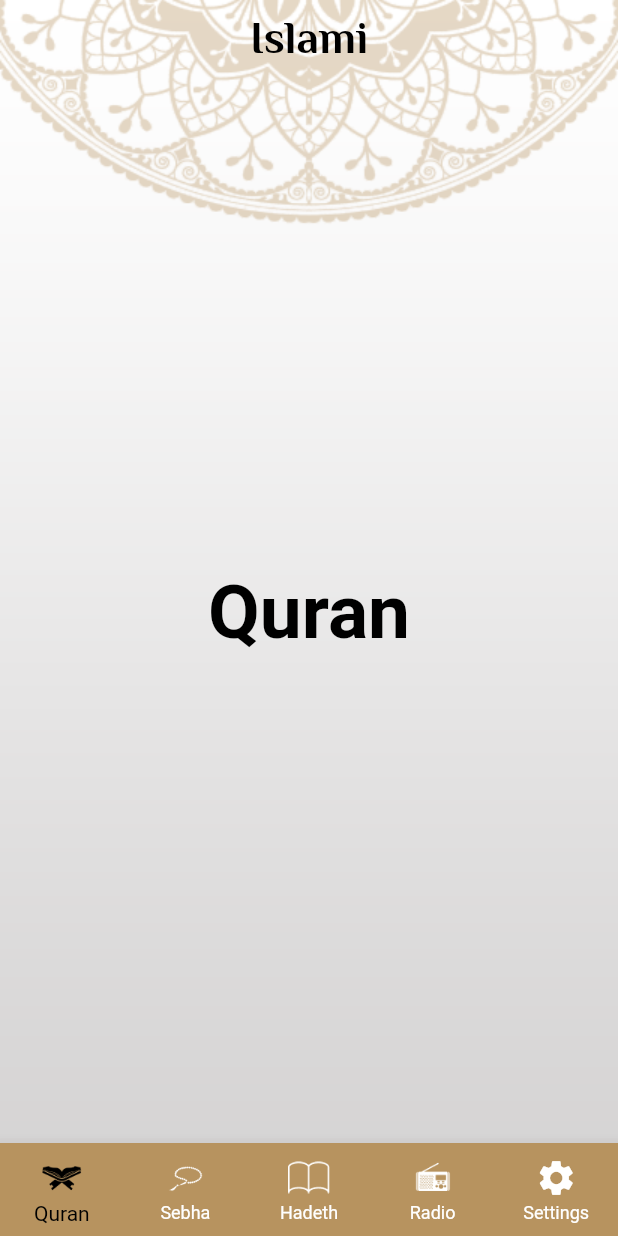
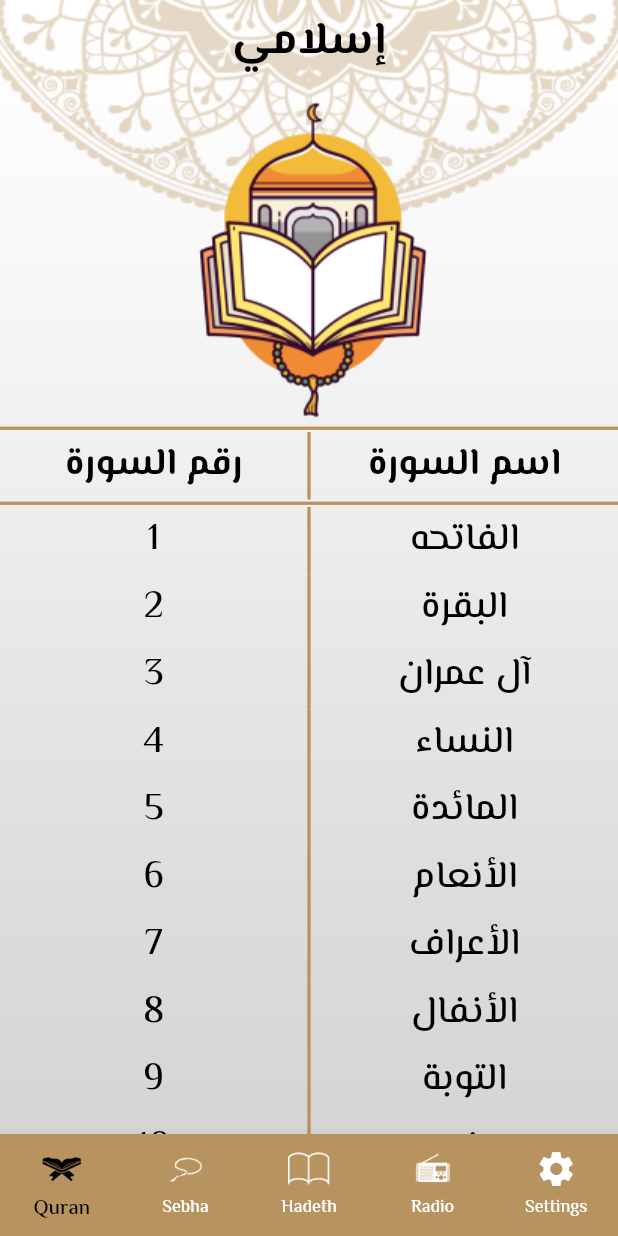
Before and after one commit to abdalla2741/islami_route_app, a Flutter app: the screen it shows after launch, on a phone screen of 412 x 824 dp. Run offline on Flutter 3.47's test engine with Material 2 defaults, Android fonts, the phone set to English and light mode, and no system bars; our stand-ins replace google_fonts.

Commit message:
quran page is done, quran details still not finished yet ناقص السور نحملها من الملفات و نظهر اسم السورة في الquran details

```diff
--- a/lib/layout/home_layout/home_layout.dart
+++ b/lib/layout/home_layout/home_layout.dart
@@ -4,7 +4,7 @@ import 'package:islami_route_app/modules/quran/quran.dart';
 import 'package:islami_route_app/modules/radio/radio.dart';
 import 'package:islami_route_app/modules/sebha/sebha.dart';
 import 'package:islami_route_app/modules/settings/settings.dart';
-//47:54
+//01:21:00
 
 class HomeLayout extends StatefulWidget {
   HomeLayout({super.key});
@@ -36,7 +36,7 @@ class _HomeLayoutState extends State<HomeLayout> {
       ),
       child: Scaffold(
         appBar:AppBar(
-          title: const Text("Islami"),
+          title: const Text("إسلامي"),
         ),
         body: screens[selectedIndex],
         bottomNavigationBar: BottomNavigationBar(
--- a/lib/main.dart
+++ b/lib/main.dart
@@ -1,4 +1,5 @@
 import 'package:flutter/material.dart';
+import 'package:islami_route_app/modules/quran/quran_details.dart';
 import 'package:islami_route_app/splash_screen/splash_screen.dart';
 import 'package:islami_route_app/theme/application_theme/application_theme.dart';
 import 'layout/home_layout/home_layout.dart';
@@ -19,6 +20,7 @@ class MyApp extends StatelessWidget {
       routes: {
         SplashScreen.routeName : (context) => const SplashScreen(),
         HomeLayout.routeName : (context) => HomeLayout(),
+        QuranDetails.routeName : (context) => QuranDetails(),
       },
     );
   }
--- a/lib/modules/quran/quran.dart
+++ b/lib/modules/quran/quran.dart
@@ -1,19 +1,167 @@
 import 'package:flutter/material.dart';
+import 'package:islami_route_app/modules/quran/quran_details.dart';
+import 'package:islami_route_app/modules/quran/quran_item.dart';
 
 class Quran extends StatelessWidget {
-  const Quran({super.key});
+   Quran({super.key});
+  List<String> suraNames = [
+    "الفاتحه",
+    "البقرة",
+    "آل عمران",
+    "النساء",
+    "المائدة",
+    "الأنعام",
+    "الأعراف",
+    "الأنفال",
+    "التوبة",
+    "يونس",
+    "هود",
+    "يوسف",
+    "الرعد",
+    "إبراهيم",
+    "الحجر",
+    "النحل",
+    "الإسراء",
+    "الكهف",
+    "مريم","طه",
+    "الأنبياء",
+    "الحج",
+    "المؤمنون"
+    ,"النّور",
+    "الفرقان",
+    "الشعراء",
+    "النّمل",
+    "القصص",
+    "العنكبوت",
+    "الرّوم",
+    "لقمان",
+    "السجدة",
+    "الأحزاب",
+    "سبأ",
+    "فاطر",
+    "يس",
+    "الصافات",
+    "ص",
+    "الزمر",
+    "غافر",
+    "فصّلت",
+    "الشورى",
+    "الزخرف",
+    "الدّخان",
+    "الجاثية",
+    "الأحقاف"
+    ,"محمد",
+    "الفتح",
+    "الحجرات",
+    "ق",
+    "الذاريات",
+    "الطور",
+    "النجم",
+    "القمر",
+    "الرحمن",
+    "الواقعة",
+    "الحديد",
+    "المجادلة"
+    ,"الحشر",
+    "الممتحنة",
+    "الصف",
+    "الجمعة",
+    "المنافقون",
+    "التغابن",
+    "الطلاق",
+    "التحريم",
+    "الملك",
+    "القلم",
+    "الحاقة",
+    "المعارج",
+    "نوح",
+    "الجن",
+    "المزّمّل",
+    "المدّثر",
+    "القيامة",
+    "الإنسان",
+    "المرسلات",
+    "النبأ",
+    "النازعات",
+    "عبس",
+    "التكوير",
+    "الإنفطار"
+    ,"المطفّفين",
+    "الإنشقاق",
+    "البروج",
+    "الطارق",
+    "الأعلى",
+    "الغاشية",
+    "الفجر",
+    "البلد",
+    "الشمس",
+    "الليل",
+    "الضحى",
+    "الشرح",
+    "التين",
+    "العلق",
+    "القدر",
+    "البينة",
+    "الزلزلة",
+    "العاديات",
+    "القارعة",
+    "التكاثر",
+    "العصر",
+    "الهمزة",
+    "الفيل",
+    "قريش",
+    "الماعون",
+    "الكوثر",
+    "الكافرون",
+    "النصر",
+    "المسد",
+    "الإخلاص",
+    "الفلق",
+    "الناس",
+  ];
 
   @override
   Widget build(BuildContext context) {
-    return Center(
-      child: Text(
-        "Quran",
-        style: TextStyle(
-          color: Colors.black,
-          fontSize: 50,
-          fontWeight: FontWeight.bold
+    var theme = Theme.of(context);
+    return Column(
+      children: [
+        Image.asset("assets/images/quran logo.png"),
+        Divider(
+          thickness: 2.2,
+          color: theme.primaryColor,
+          height: 5,
         ),
-      ),
+        Row(
+          children: [
+            Expanded(child: Text("رقم السورة" , textAlign: TextAlign.center,style: theme.textTheme.bodyLarge,)),
+            Container(
+              width: 2.2,
+              height: 45,
+              color: theme.primaryColor,
+            ),
+            Expanded(child: Text("اسم السورة" , textAlign: TextAlign.center,style: theme.textTheme.bodyLarge,)),
+
+          ],
+        ),
+        Divider(
+          thickness: 2.2,
+          color: theme.primaryColor,
+          height: 5,
+        ),
+        Expanded(
+          child: ListView.builder(
+              itemBuilder: Elsora,
+          itemCount: suraNames.length,
+          ),
+        ),
+      ],
     );
   }
+  Widget Elsora (BuildContext context , int index){
+    return GestureDetector(
+      onTap: (){
+        Navigator.pushNamed(context, QuranDetails.routeName);
+      },
+        child: QuranItem(name: suraNames[index], number: "${index+1}")) ;
+  }
 }
--- /dev/null
+++ b/lib/modules/quran/quran_details.dart
@@ -0,0 +1,51 @@
+import 'package:flutter/material.dart';
+
+class QuranDetails extends StatelessWidget {
+  const QuranDetails({super.key});
+  static const String routeName = "quran_details";
+  @override
+  Widget build(BuildContext context) {
+    var theme = Theme.of(context);
+    var mediaQuery = MediaQuery.of(context).size;
+    return Container(
+        width:mediaQuery.width,
+        height: mediaQuery.height,
+        decoration: const BoxDecoration(
+            image: DecorationImage(image: AssetImage("assets/images/background.png") , fit: BoxFit.fill)
+        ),
+        child: Scaffold(
+        appBar:AppBar(
+        title: const Text("إسلامي"),
+    ),
+          body: Container(
+            padding: EdgeInsets.symmetric(horizontal: 15 , vertical: 40),
+            margin: EdgeInsets.only(left: 30 , right: 30 , bottom: 120 , top: 25),
+            width: mediaQuery.width,
+            height: mediaQuery.height,
+            decoration: BoxDecoration(
+              borderRadius: BorderRadius.circular(25),
+              color: Color(0xFFF8F8F8).withOpacity(0.8),
+            ),
+            child: Column(
+              children: [
+                Row(
+                  mainAxisAlignment: MainAxisAlignment.center,
+                  children: [
+                    Text("Sura name" , style: theme.textTheme.bodyLarge) ,
+                    Icon(Icons.play_circle, size: 32 , color: Colors.black,)
+                  ],
+                ),
+                Divider(
+                  thickness: 2.2,
+                  color: theme.primaryColor,
+                  height: 10,
+                  endIndent: 25,
+                  indent: 25,
+                )
+              ],
+            ),
+          ),
+        ),
+    );
+  }
+}
--- /dev/null
+++ b/lib/modules/quran/quran_item.dart
@@ -0,0 +1,24 @@
+import 'package:flutter/material.dart';
+
+class QuranItem extends StatelessWidget {
+  QuranItem({super.key , required this.name , required this.number});
+  String name;
+  String number;
+
+  @override
+  Widget build(BuildContext context) {
+    var theme = Theme.of(context);
+    return  Row(
+      children: [
+        Expanded(child: Text(number , textAlign: TextAlign.center,style: theme.textTheme.bodyMedium,)),
+        Container(
+          width: 2.2,
+          height: 45,
+          color: theme.primaryColor,
+        ),
+        Expanded(child: Text(name , textAlign: TextAlign.center,style: theme.textTheme.bodyMedium,)),
+
+      ],
+    );
+  }
+}
--- a/lib/theme/application_theme/application_theme.dart
+++ b/lib/theme/application_theme/application_theme.dart
@@ -6,6 +6,9 @@ class ApplicationTheme {
     primaryColor: const Color(0xFFB7935F),
       scaffoldBackgroundColor: Colors.transparent,
       appBarTheme: AppBarTheme(
+        iconTheme: IconThemeData(
+          color: Colors.black
+        ),
           backgroundColor: Colors.transparent,
           elevation: 0,
           centerTitle:true,
@@ -15,7 +18,7 @@ class ApplicationTheme {
             fontWeight: FontWeight.bold,
           )
       ),
-    bottomNavigationBarTheme:BottomNavigationBarThemeData(
+    bottomNavigationBarTheme:const BottomNavigationBarThemeData(
       backgroundColor: Color(0xFFB7935F),
       type: BottomNavigationBarType.fixed,
       selectedIconTheme: IconThemeData(
@@ -28,6 +31,29 @@ class ApplicationTheme {
         size: 28,
       ),
       unselectedItemColor: Colors.white,
+    ),
+    textTheme: TextTheme(
+      titleLarge: GoogleFonts.elMessiri(
+        fontWeight: FontWeight.bold,
+        fontSize: 30,
+        color: Colors.black
+      ),
+      bodyLarge: GoogleFonts.elMessiri(
+          fontWeight: FontWeight.bold,
+          fontSize: 25,
+          color: Colors.black
+      ),
+      bodyMedium: GoogleFonts.elMessiri(
+          fontWeight: FontWeight.w500,
+          fontSize: 25,
+          color: Colors.black
+      ),
+      bodySmall: GoogleFonts.elMessiri(
+          fontWeight: FontWeight.normal,
+          fontSize: 20,
+          color: Colors.black
+      )
     )
   );
+
 }
```
